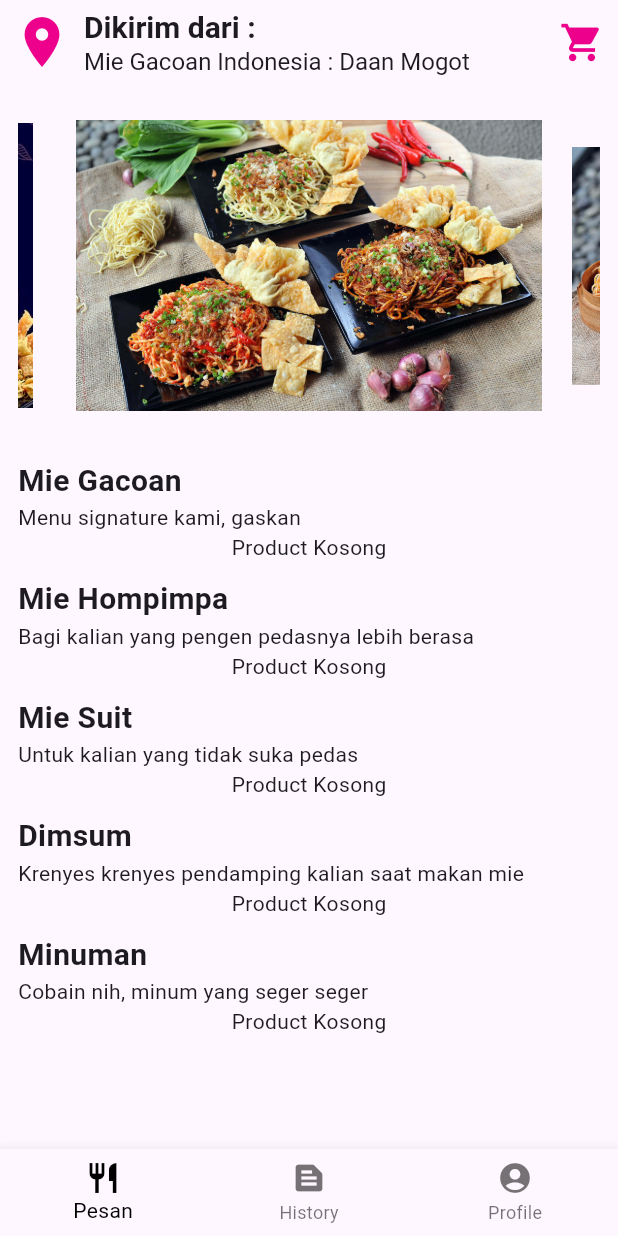
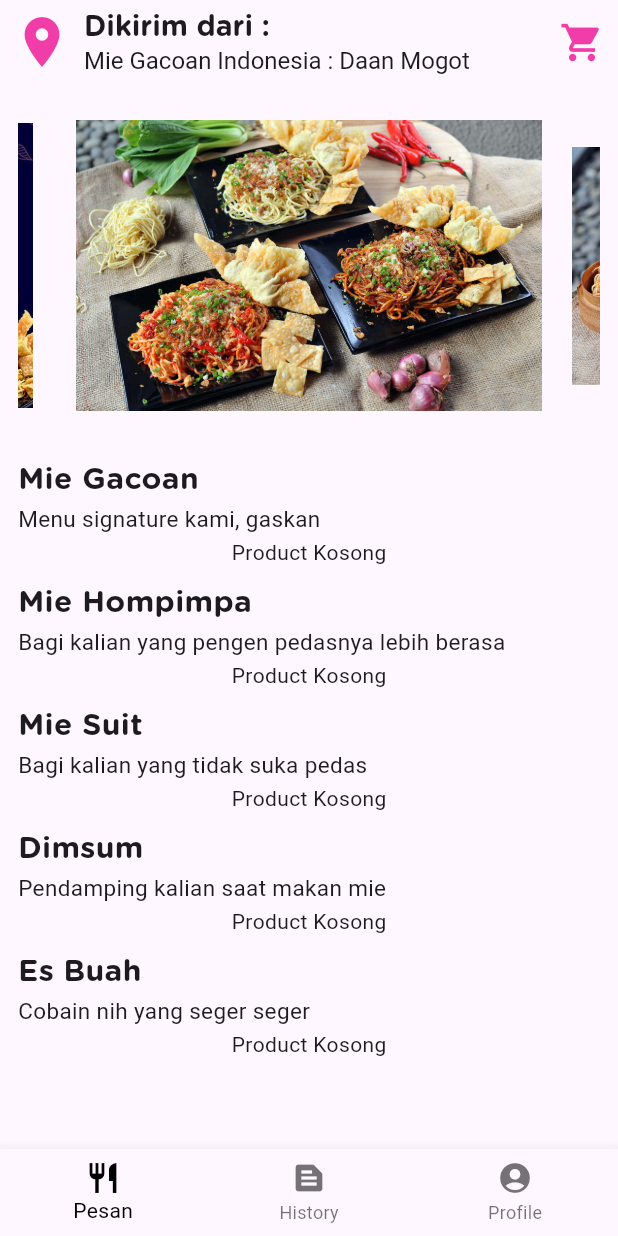
Before and after one commit to Testboiz/tako_food, a Flutter app: the DashboardPage screen opened by its route, on a phone screen of 412 x 824 dp. Run offline on Flutter 3.47's test engine with Material 3 defaults, Android fonts, the phone set to English and light mode, and no system bars; drawn by our look-alikes of carousel_slider; our stand-ins replace cloud_firestore, firebase_auth, firebase_core, qr_flutter; accounts and stored records are empty.

Commit message:
finetuned the fonts of the dashboard page and the appbar

```diff
--- a/lib/components/scaffold_components.dart
+++ b/lib/components/scaffold_components.dart
@@ -2,21 +2,25 @@ import 'package:flutter/material.dart';
 import 'package:tako_food/components/design_components.dart';
 
 class ScaffoldComponents {
+  static int navigationIndex = 0;
   static AppBar generateAppBar(BuildContext context) {
     return AppBar(
       titleSpacing: 0,
       forceMaterialTransparency: true,
-      leading: Icon(
+      leading: Opacity(
+        opacity: 0.75,
+        child: Icon(
           Icons.location_on,
           size: 40,
           color: DesignComponents.gacoanPink,
+        ),
       ),
       title: const Column(
         crossAxisAlignment: CrossAxisAlignment.start,
         children: [
           Text(
             "Dikirim dari : ",
-            style: TextStyle(fontSize: 20, fontWeight: FontWeight.bold),
+            style: TextStyle(fontFamily: 'gotham', fontSize: 19),
           ),
           Text(
             "Mie Gacoan Indonesia : Daan Mogot ",
@@ -33,10 +37,13 @@ class ScaffoldComponents {
               Navigator.pushNamed(context, "/cart-page");
             }
           },
-          icon: Icon(
+          icon: Opacity(
+            opacity: 0.75,
+            child: Icon(
               Icons.shopping_cart,
               size: 30,
               color: DesignComponents.gacoanPink,
+            ),
           ),
         )
       ],
@@ -46,10 +53,9 @@ class ScaffoldComponents {
   static BottomNavigationBar generateNavigationBar(BuildContext context) {
     final route = ModalRoute.of(context) as MaterialPageRoute?;
     final routeName = route?.settings.name;
-
     return BottomNavigationBar(
       type: BottomNavigationBarType.fixed,
-      currentIndex: 0,
+      currentIndex: navigationIndex,
       fixedColor: Colors.black,
       items: const [
         BottomNavigationBarItem(
@@ -81,6 +87,7 @@ class ScaffoldComponents {
         }
         if (routeName != page) {
           Navigator.pushNamed(context, page);
+          navigationIndex = indexOfItem;
         }
       },
     );
--- a/lib/pages/dashboard.dart
+++ b/lib/pages/dashboard.dart
@@ -41,45 +41,80 @@ class _DashboardPageState extends State<DashboardPage> {
                 ),
                 const Text(
                   "Mie Gacoan",
-                  style: TextStyle(fontSize: 20, fontWeight: FontWeight.bold),
+                  style: TextStyle(
+                    fontFamily: "gotham",
+                    fontSize: 20,
+                  ),
                 ),
-                const Text("Menu signature kami, gaskan"),
+                const Text(
+                  "Menu signature kami, gaskan",
+                  style: TextStyle(fontSize: 15),
+                ),
+                const SizedBox(height: 2),
                 productService.generateProductCards("noodle gacoan"),
                 const SizedBox(
                   height: 10,
                 ),
                 const Text(
                   "Mie Hompimpa",
-                  style: TextStyle(fontSize: 20, fontWeight: FontWeight.bold),
+                  style: TextStyle(
+                    fontFamily: "gotham",
+                    fontSize: 20,
+                  ),
                 ),
-                const Text("Bagi kalian yang pengen pedasnya lebih berasa"),
+                const Text(
+                  "Bagi kalian yang pengen pedasnya lebih berasa",
+                  style: TextStyle(fontSize: 15),
+                ),
+                const SizedBox(height: 2),
                 productService.generateProductCards("noodle hompimpa"),
                 const SizedBox(
                   height: 10,
                 ),
                 const Text(
                   "Mie Suit",
-                  style: TextStyle(fontSize: 20, fontWeight: FontWeight.bold),
+                  style: TextStyle(
+                    fontFamily: "gotham",
+                    fontSize: 20,
+                  ),
                 ),
-                const Text("Untuk kalian yang tidak suka pedas"),
+                const Text(
+                  "Bagi kalian yang tidak suka pedas",
+                  style: TextStyle(fontSize: 15),
+                ),
+                const SizedBox(height: 2),
                 productService.generateProductCards("noodle"),
                 const SizedBox(
                   height: 10,
                 ),
                 const Text(
                   "Dimsum",
-                  style: TextStyle(fontSize: 20, fontWeight: FontWeight.bold),
+                  style: TextStyle(
+                    fontFamily: "gotham",
+                    fontSize: 20,
+                  ),
                 ),
-                const Text("Krenyes krenyes pendamping kalian saat makan mie"),
+                const Text(
+                  "Pendamping kalian saat makan mie",
+                  style: TextStyle(fontSize: 15),
+                ),
+                const SizedBox(height: 2),
                 productService.generateProductCards("dimsum"),
                 const SizedBox(
                   height: 10,
                 ),
                 const Text(
-                  "Minuman",
-                  style: TextStyle(fontSize: 20, fontWeight: FontWeight.bold),
+                  "Es Buah",
+                  style: TextStyle(
+                    fontFamily: "gotham",
+                    fontSize: 20,
+                  ),
                 ),
-                const Text("Cobain nih, minum yang seger seger"),
+                const Text(
+                  "Cobain nih yang seger seger",
+                  style: TextStyle(fontSize: 15),
+                ),
+                const SizedBox(height: 2),
                 productService.generateProductCards("fruit drink"),
                 const SizedBox(
                   height: 10,
--- a/lib/pages/login_page.dart
+++ b/lib/pages/login_page.dart
@@ -167,9 +167,9 @@ class _LoginPageState extends State<LoginPage> {
                   child: const Text(
                     'Login',
                     style: TextStyle(
-                        fontFamily: 'poppins',
-                        fontSize: 15,
-                        color: Color.fromARGB(255, 255, 255, 255)),
+                      fontSize: 14,
+                      color: Color.fromARGB(255, 255, 255, 255),
+                    ),
                   ),
                 ),
                 const SizedBox(width: 16),
```
Also changed, not shown: pubspec.yaml (+11 -0 lines), assets/fonts/AmaticSC-Regular.ttf (added), assets/fonts/Gotham Rounded Bold.ttf (added), pubspec.lock, 1 other file. Lines whose indentation alone changed are shown as unchanged.
